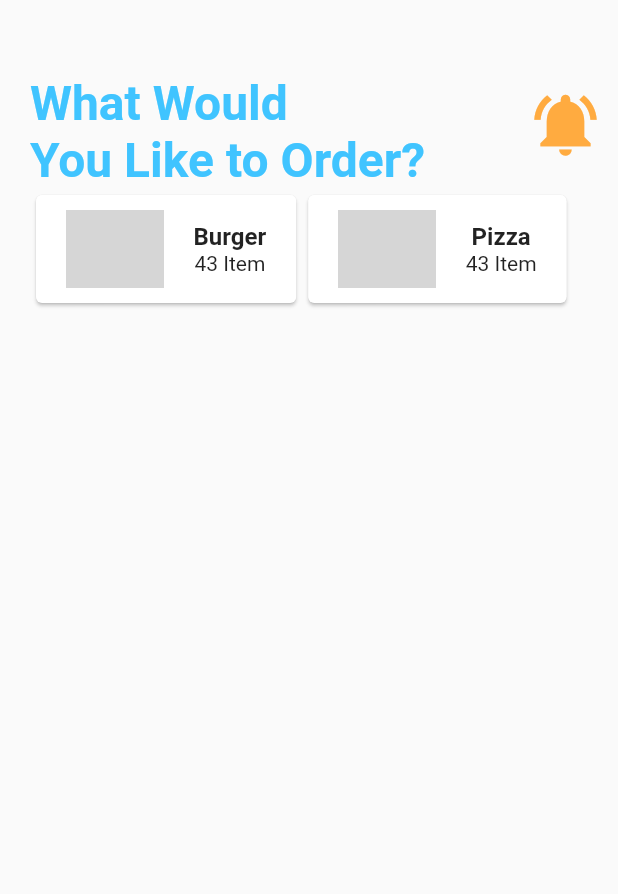
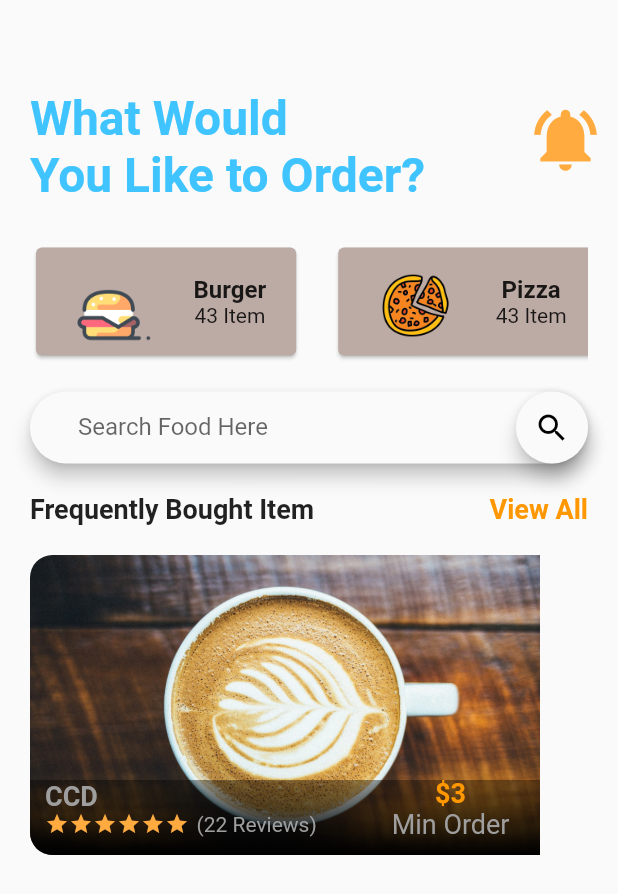
Before and after one commit to Sunny-Jadaun/Food_Delivery, a Flutter app: the screen it shows after launch, on a phone screen of 412 x 824 dp. Shown: the top 894 px of the screen. Run offline on Flutter 3.47's test engine with Material 2 defaults, Android fonts, the phone set to English and light mode, and no system bars; grey boxes are pictures that could not be loaded.

Commit message:
add search bar, list of shops

```diff
--- a/lib/rsc/data/categort_data.dart
+++ b/lib/rsc/data/categort_data.dart
@@ -3,12 +3,38 @@ import '../models/category_model.dart';
 final categories=[
 Category(
   numberOfItems: 43,
-  imagePath: "assets\images\burger.png",
+  imagePath: "assets/images/burger.png",
   categoryName: "Burger",
 ),
 Category(
   numberOfItems: 43,
-  imagePath: "assets\images\pizza.png",
+  imagePath: "assets/images/pizza.png",
   categoryName: "Pizza",
 ),
+Category(
+  numberOfItems: 43,
+  imagePath: "assets/images/pizza.png",
+  categoryName: "Pizza",
+),
+Category(
+  numberOfItems: 43,
+  imagePath: "assets/images/pizza.png",
+  categoryName: "Pizza",
+),
+Category(
+  numberOfItems: 43,
+  imagePath: "assets/images/pizza.png",
+  categoryName: "Pizza",
+),
+Category(
+  numberOfItems: 43,
+  imagePath: "assets/images/pizza.png",
+  categoryName: "Pizza",
+),
+Category(
+  numberOfItems: 43,
+  imagePath: "assets/images/pizza.png",
+  categoryName: "Pizza",
+),
+
 ];
--- a/lib/rsc/homescreen.dart
+++ b/lib/rsc/homescreen.dart
@@ -1,6 +1,8 @@
 import 'package:flutter/material.dart';
+import 'package:food_delivery/rsc/widgets/bought_food.dart';
 import 'package:food_delivery/rsc/widgets/food_category.dart';
 import 'package:food_delivery/rsc/widgets/home_top_info.dart';
+import 'package:food_delivery/rsc/widgets/search_field.dart';
 
 class HomeScreen extends StatefulWidget{
   @override
@@ -18,8 +20,20 @@ class _HomeScreenState extends State<HomeScreen>{
         padding: EdgeInsets.only(top: 50.0,left: 20.0,right:20.0),
         children: <Widget>[
               HomeTopInfo(),
-              Container(width: 5.0,),
+              SizedBox(height: 5.0,),
               FoodCategory(),
+              SizedBox(height: 20.0,),
+              SearchField(),
+              SizedBox(height: 20.0,),
+              Row(
+                mainAxisAlignment: MainAxisAlignment.spaceBetween,
+                children: <Widget>[
+                  Text("Frequently Bought Item",style: TextStyle(fontSize: 18.0,fontWeight: FontWeight.bold),),
+                  GestureDetector(onTap: (){},child: Text("View All",style: TextStyle(fontWeight: FontWeight.bold,fontSize: 18.0,color: Colors.orange),))
+                ],
+              ),
+              SizedBox(height: 20.0,),
+              BoughtFood(),
         ],
       ),
     );
--- /dev/null
+++ b/lib/rsc/widgets/bought_food.dart
@@ -0,0 +1,74 @@
+import 'package:flutter/material.dart';
+
+class BoughtFood extends StatefulWidget{
+  @override
+  State<StatefulWidget> createState() {
+    return _BoughtFoodState();
+  }
+}
+class _BoughtFoodState extends State<BoughtFood>{
+  @override
+  Widget build(BuildContext context) {
+    return ClipRRect(
+      borderRadius: BorderRadius.circular(15.0),
+          child: Stack(
+        children: <Widget>[
+          Container(
+            height: 200.0,
+            width: 340.0,
+            child: Image.asset("assets/images/coffeecafe.jpg",fit: BoxFit.cover,),
+          ),
+          Positioned(
+            left: 0.0,
+            bottom: 0.0,
+                    child: Container(
+              height: 50.0,
+              width: 340.0,
+              decoration: BoxDecoration(
+                gradient: LinearGradient(colors: [
+                  Colors.black,Colors.black38
+                ],
+                begin: Alignment.bottomCenter,
+                end: Alignment.topCenter
+                )
+              ),
+            ),
+          ),
+          Positioned(
+            left: 10.0,
+            bottom: 10.0,
+
+            child: Row(
+              mainAxisAlignment: MainAxisAlignment.spaceBetween,
+              children: <Widget>[
+                Column(
+                    crossAxisAlignment: CrossAxisAlignment.start,
+                  children: <Widget>[
+                  Text("CCD",style: TextStyle(fontSize: 18.0,color: Colors.grey,fontWeight: FontWeight.bold)),
+                  Row(
+                    children: <Widget>[
+                      Icon(Icons.star,color: Theme.of(context).accentColor,size: 16.0,),
+                      Icon(Icons.star,color: Theme.of(context).accentColor,size: 16.0,),
+                      Icon(Icons.star,color: Theme.of(context).accentColor,size: 16.0,),
+                      Icon(Icons.star,color: Theme.of(context).accentColor,size: 16.0,),
+                      Icon(Icons.star,color: Theme.of(context).accentColor,size: 16.0,),
+                      Icon(Icons.star,color: Theme.of(context).accentColor,size: 16.0,),
+                      SizedBox(width: 5.0,),
+                      Text("(22 Reviews)",style: TextStyle(color: Colors.grey,))
+                    ],
+                  )
+                ],),
+              SizedBox(width: 50.0,),
+                Column(
+                  children: <Widget>[
+                    Text("\$3",style: TextStyle(fontSize: 18.0,color: Colors.orange,fontWeight: FontWeight.bold)),
+                    Text("Min Order",style: TextStyle(fontSize: 18.0,color: Colors.grey))
+                  ],
+                )
+              ],
+            ))
+        ],
+      ),
+    );
+  }
+}
--- a/lib/rsc/widgets/food_card.dart
+++ b/lib/rsc/widgets/food_card.dart
@@ -9,7 +9,10 @@ FoodCard({this.categoryName,this.imagePath,this.numberOfItems});
 
   @override
   Widget build(BuildContext context) {
-    return Card(
+    return Container(
+      margin: EdgeInsets.only(right: 20.0),
+      child: Card(
+        color: Colors.brown[200],
         child: Padding(
           padding: EdgeInsets.symmetric(horizontal: 20.0,vertical: 10.0),
           child: Row(
@@ -31,6 +34,7 @@ FoodCard({this.categoryName,this.imagePath,this.numberOfItems});
             ],
           ),
         ),
+      ),
     );
   }
 }
--- a/lib/rsc/widgets/home_top_info.dart
+++ b/lib/rsc/widgets/home_top_info.dart
@@ -4,7 +4,9 @@ class HomeTopInfo extends StatelessWidget{
   final TextStyle textStyle=TextStyle(fontSize: 32.0,color: Colors.lightBlueAccent,fontWeight: FontWeight.bold);
   @override
   Widget build(BuildContext context) {
-    return Row(
+    return Container(
+      margin: EdgeInsets.only(bottom: 20.0,top: 10.0),
+      child: Row(
                   mainAxisAlignment: MainAxisAlignment.spaceBetween,
                   crossAxisAlignment: CrossAxisAlignment.start,
                   children: <Widget>[
@@ -17,6 +19,7 @@ class HomeTopInfo extends StatelessWidget{
                     ),
                     IconButton(icon: Icon(Icons.notifications_active,size: 50,color: Theme.of(context).accentColor,), onPressed: (){})
                   ],
+            ),
     );
   }
 }
--- /dev/null
+++ b/lib/rsc/widgets/search_field.dart
@@ -0,0 +1,26 @@
+import 'package:flutter/material.dart';
+
+class SearchField extends StatelessWidget{
+  @override
+  Widget build(BuildContext context) {
+
+    return Material(
+      elevation: 5.0,
+      borderRadius: BorderRadius.circular(30.0),
+          child: TextField(
+        decoration: InputDecoration(
+          contentPadding: EdgeInsets.symmetric(horizontal: 32.0,vertical: 14.0),
+            hintText: "Search Food Here",
+            suffixIcon: Material(
+              elevation: 5.0,
+              borderRadius: BorderRadius.circular(30.0),
+              child: Icon(Icons.search,
+              color: Colors.black,
+              ),
+            ),
+            border:  InputBorder.none
+        ),
+      ),
+    );
+  }
+}
--- a/pubspec.yaml
+++ b/pubspec.yaml
@@ -44,6 +44,7 @@ flutter:
   assets:
     - assets/images/burger.png
     - assets/images/pizza.png
+    - assets/images/coffeecafe.jpg
 
 
   # An image asset can refer to one or more resolution-specific "variants", see
```
Also changed, not shown: assets/images/coffeecafe.jpg (added). Lines whose indentation alone changed are shown as unchanged.
